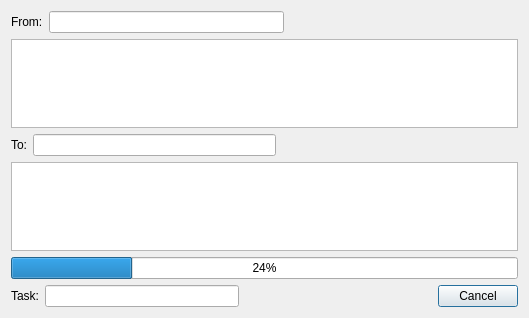
Above: Gui/Form/Transform.ui from taynpg/frelay before the change. Below: the same form after it.
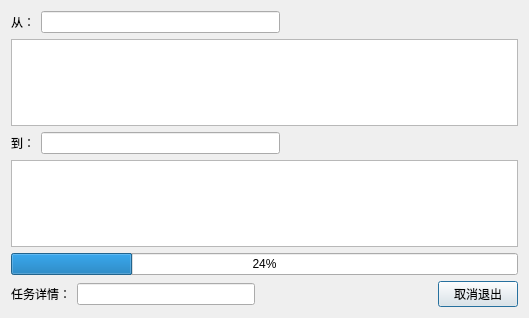
That is the form after the change.

What changed in the file:
```diff
--- a/Gui/Form/Transform.ui
+++ b/Gui/Form/Transform.ui
@@ -19,7 +19,7 @@
      <item>
       <widget class="QLabel" name="label">
        <property name="text">
-        <string>From:</string>
+        <string>从：</string>
        </property>
       </widget>
      </item>
@@ -49,7 +49,7 @@
      <item>
       <widget class="QLabel" name="label_2">
        <property name="text">
-        <string>To:</string>
+        <string>到：</string>
        </property>
       </widget>
      </item>
@@ -90,7 +90,7 @@
      <item>
       <widget class="QLabel" name="label_3">
        <property name="text">
-        <string>Task:</string>
+        <string>任务详情：</string>
        </property>
       </widget>
      </item>
@@ -113,7 +113,7 @@
      <item>
       <widget class="QPushButton" name="btnCancel">
        <property name="text">
-        <string>Cancel</string>
+        <string>取消退出</string>
        </property>
       </widget>
      </item>
```
